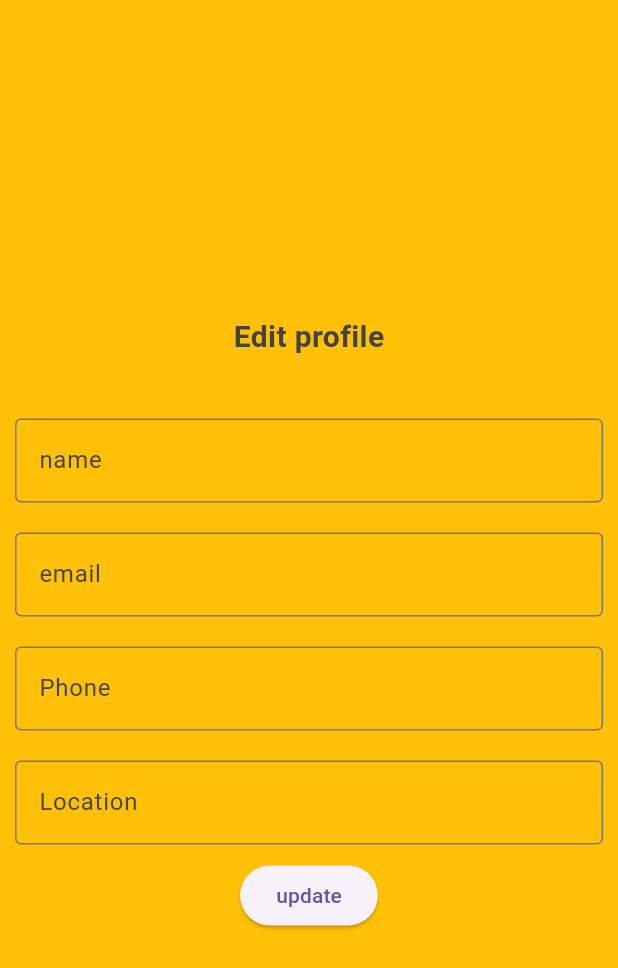
After one commit to thefuturalabs/wee-bus-management-system-, a Flutter app: the FacilityProfilePage screen opened directly, on a phone screen of 412 x 824 dp. The commit adds this screen. Shown: the top 968 px of the screen. Run offline on Flutter 3.47's test engine with Material 2 defaults, Android fonts, the phone set to English and light mode, and no system bars; our stand-ins replace fluttertoast, geocoding, geolocator, image_picker, location, shared_preferences; accounts and stored records are empty; network calls fail.

Commit message:
updates and bug fixes
Profile management for various users and other bug fixes

```diff
--- a/lib/constants.dart
+++ b/lib/constants.dart
@@ -6,8 +6,8 @@ enum UserType {
 }
 
 class Constants {
-  static String baseUrl = 'http://192.168.29.7/wee-bus-management-system--master/api/';
-  static String imageUrl = 'http://192.168.29.7/wee-bus-management-system--master/img/';
+  static String baseUrl = 'http://192.168.68.102/wee-bus-management-system-/api/';
+  static String imageUrl = 'http://192.168.68.102/wee-bus-management-system-/images/';
 
   static List dummyBuses = [
     {
--- a/lib/screens/facility/facility_homepage.dart
+++ b/lib/screens/facility/facility_homepage.dart
@@ -1,6 +1,7 @@
 import 'package:flutter/material.dart';
 import 'package:shared_preferences/shared_preferences.dart';
 import 'package:wee/Services/services.dart';
+import 'package:wee/screens/facility/facility_profile_page.dart';
 import 'package:wee/screens/login_page.dart';
 
 class FacilityHomepage extends StatefulWidget {
@@ -51,6 +52,9 @@ class _FacilityHomepageState extends State<FacilityHomepage> {
   Widget build(BuildContext context) {
     return Scaffold(
       appBar: AppBar(
+        leading: IconButton(onPressed: (){
+          Navigator.push(context, MaterialPageRoute(builder: (_)=>FacilityProfilePage()));
+        }, icon: Icon(Icons.perm_identity)),
         title: Text('Your status'),
         actions: [
           Text(
--- /dev/null
+++ b/lib/screens/facility/facility_profile_page.dart
@@ -0,0 +1,179 @@
+import 'dart:io';
+
+import 'package:flutter/material.dart';
+import 'package:fluttertoast/fluttertoast.dart';
+
+import '../../Services/services.dart';
+
+class FacilityProfilePage extends StatefulWidget {
+  FacilityProfilePage({super.key});
+
+  @override
+  State<FacilityProfilePage> createState() => _RtoProfilePageState();
+}
+
+class _RtoProfilePageState extends State<FacilityProfilePage> {
+  TextEditingController nameController = TextEditingController();
+
+  TextEditingController emailController = TextEditingController();
+
+  TextEditingController phoneController = TextEditingController();
+  TextEditingController locationController = TextEditingController();
+
+  File? pickedImage;
+
+  getImage() async {
+    pickedImage = await Services.pickImage(context);
+    setState(() {});
+  }
+
+  update() async {
+    String uid = await Services.getUserId() ?? '2';
+    // if(pickedImage!=null){
+    final data = await Services.postData({
+      'fecility_id': uid,
+      'name': nameController.text,
+      'email': emailController.text,
+      'phn_no': phoneController.text,
+      'location':await Services.getCoordinates(locationController.text) ,
+    }, 'fecility_profile_update.php');
+
+    if (data['message'] == 'updated') {
+      Fluttertoast.showToast(msg: 'Profile updated');
+      Navigator.pop(context);
+    }
+  }
+
+  getProfileDetails() async {
+    final uid = await Services.getUserId() ?? '2';
+    final data =
+        await Services.postData({'fecility_id': uid}, 'fecility_profile_view.php');
+    nameController.text = data['name'];
+    emailController.text = data['email'];
+    phoneController.text = data['mobile'];
+    print('${data['location'].split(',').first},${data['location'].split(',')[1]}');
+    locationController.text =await Services.getPlaceName(data['location'].split(',').first,data['location'].split(',')[1]);
+// phoneController.text=data['mobile'];
+  }
+
+  @override
+  void initState() {
+    // TODO: implement initState
+    super.initState();
+    getProfileDetails();
+  }
+
+  @override
+  Widget build(BuildContext context) {
+    return Scaffold(
+      body: SingleChildScrollView(
+        child: SafeArea(
+          child: Padding(
+            padding: const EdgeInsets.all(10),
+            child: Column(
+              mainAxisAlignment: MainAxisAlignment.spaceEvenly,
+              children: [
+                SizedBox(
+                  height: 200,
+                ),
+                const Text(
+                  'Edit profile',
+                  style: TextStyle(
+                      color: Color.fromARGB(255, 67, 67, 67),
+                      fontSize: 20,
+                      fontWeight: FontWeight.bold),
+                ),
+                const SizedBox(
+                  height: 30,
+                ),
+                Padding(
+                  padding: const EdgeInsets.symmetric(vertical: 10),
+                  child: TextFormField(
+                    controller: nameController,
+                    validator: (value) {
+                      if (value!.isEmpty) {
+                        return 'name';
+                      }
+                    },
+                    decoration: InputDecoration(
+                      label: Text('name'),
+                      border: OutlineInputBorder(),
+                    ),
+                  ),
+                ),
+                Padding(
+                  padding: const EdgeInsets.symmetric(vertical: 10),
+                  child: TextFormField(
+                    controller: emailController,
+                    validator: (value) {
+                      if (value!.isEmpty) {
+                        return 'email';
+                      }
+                    },
+                    decoration: InputDecoration(
+                      label: Text('email'),
+                      border: OutlineInputBorder(),
+                    ),
+                  ),
+                ),
+                // Row(
+                //   children: [
+                //     if (pickedImage != null)
+                //       SizedBox(
+                //         height: 50,
+                //         width: 50,
+                //         child: Image.file(pickedImage!),
+                //       ),
+                //     if (pickedImage != null)
+                //       Expanded(
+                //           child:
+                //               Text(pickedImage!.path, overflow: TextOverflow.fade)),
+                //     IconButton(
+                //       icon: Icon(Icons.image),
+                //       onPressed: getImage,
+                //     )
+                //   ],
+                // ),
+                Padding(
+                  padding: const EdgeInsets.symmetric(vertical: 10),
+                  child: TextFormField(
+                    controller: phoneController,
+                    validator: (value) {
+                      if (value!.isEmpty) {
+                        return 'enter phone';
+                      }
+                    },
+                    decoration: InputDecoration(
+                      label: Text('Phone'),
+                      border: OutlineInputBorder(),
+                    ),
+                  ),
+                ),
+                  Padding(
+                  padding: const EdgeInsets.symmetric(vertical: 10),
+                  child: TextFormField(
+                    controller: locationController,
+                    validator: (value) {
+                      if (value!.isEmpty) {
+                        return 'enter location';
+                      }
+                    },
+                    decoration: InputDecoration(
+                      label: Text('Location'),
+                      border: OutlineInputBorder(),
+                    ),
+                  ),
+                ),
+                ElevatedButton(
+                    onPressed: () {
+                      update();
+                    },
+                    child: Text('update')),
+              ],
+            ),
+          ),
+        ),
+      ),
+    );
+  }
+}
--- a/lib/widgets/bus_request_list.dart
+++ b/lib/widgets/bus_request_list.dart
@@ -48,7 +48,9 @@ class _BusRequestListState extends State<BusRequestList> {
         builder: (context, snap) {
           if (!snap.hasData) {
             return Center(child: CircularProgressIndicator());
-          } else {
+          } else if(snap.data.first['message']=='Failed to View'){
+            return Center(child: Text('No Bus Requests yet'));
+          }else{
             return ListView.builder(
                 itemCount: snap.data.length,
                 itemBuilder: (context, index) {
--- a/lib/widgets/driver_drawer.dart
+++ b/lib/widgets/driver_drawer.dart
@@ -2,6 +2,7 @@ import 'package:flutter/material.dart';
 import 'package:shared_preferences/shared_preferences.dart';
 import 'package:wee/screens/rto/rto_profile_page.dart';
 
+import '../screens/driver/driver_profile_page.dart';
 import '../screens/login_page.dart';
 
 class DriverDrawer extends StatelessWidget {
@@ -24,7 +25,7 @@ class DriverDrawer extends StatelessWidget {
                     Navigator.push(
                       context,
                       MaterialPageRoute(
-                        builder: (_) => RtoProfilePage(),
+                        builder: (_) => DriverProfilePage(),
                       ),
                     );
                   },
```
Also changed, not shown: lib/screens/driver/driver_profile_page.dart (added, +191 -0 lines), lib/screens/facility/facility_registration.dart (+11 -2 lines), lib/screens/login_page.dart (+14 -3 lines), lib/screens/rto/rto_registration_page.dart (+11 -2 lines), lib/Services/services.dart (line endings or trailing spaces).
